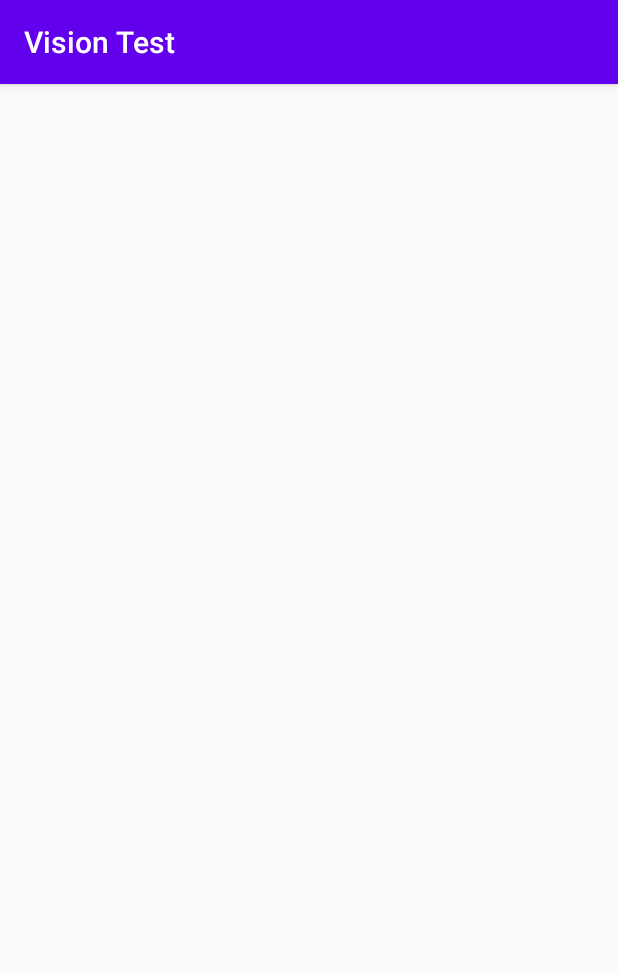
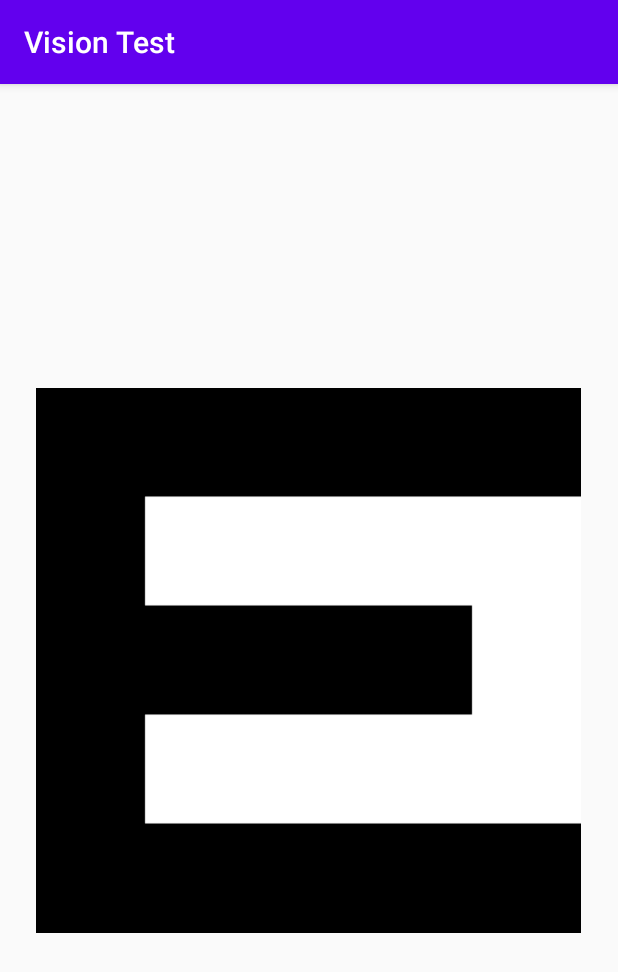
Before and after one commit to pbalint99/VisionTest, an Android app: the screen it shows after launch (VATestActivity), after a tap on "VISUAL ACUITY TEST", on a phone screen of 412 x 824 dp. Shown: the top 972 px of the screen. Run offline under Robolectric (Android 15) with nearby library versions, the phone set to English and light mode, and no system bars.

Commit message:
Visual Acuity Test development started, with width calibration .

```diff
--- a/app/src/main/AndroidManifest.xml
+++ b/app/src/main/AndroidManifest.xml
@@ -12,11 +12,11 @@
         <activity android:name=".activities.MainActivity">
             <intent-filter>
                 <action android:name="android.intent.action.MAIN" />
-
                 <category android:name="android.intent.category.LAUNCHER" />
             </intent-filter>
         </activity>
         <activity android:name=".activities.VATestActivity" />
+        <activity android:name=".activities.CalibrationActivity" />
     </application>
 
 </manifest>
--- a/app/src/main/java/hu/bme/mogi/android/visiontest/activities/MainActivity.kt
+++ b/app/src/main/java/hu/bme/mogi/android/visiontest/activities/MainActivity.kt
@@ -10,8 +10,15 @@ class MainActivity : AppCompatActivity() {
     override fun onCreate(savedInstanceState: Bundle?) {
         super.onCreate(savedInstanceState)
         setContentView(R.layout.activity_main)
+
+        //Gombok beállítása:
         va_start.setOnClickListener{
             val intent = Intent(this, VATestActivity::class.java)
+            startActivity(intent)
+        }
+
+        calibration_start.setOnClickListener{
+            val intent = Intent(this, CalibrationActivity::class.java)
             startActivity(intent)
         }
     }
--- a/app/src/main/java/hu/bme/mogi/android/visiontest/activities/VATestActivity.kt
+++ b/app/src/main/java/hu/bme/mogi/android/visiontest/activities/VATestActivity.kt
@@ -1,17 +1,30 @@
 package hu.bme.mogi.android.visiontest.activities
 
-import android.content.Intent
+import android.content.Context
 import android.os.Bundle
 import androidx.appcompat.app.AppCompatActivity
 import hu.bme.mogi.android.visiontest.R
-import kotlinx.android.synthetic.main.activity_main.*
+import kotlinx.android.synthetic.main.activity_vatest.*
+import kotlin.math.roundToInt
 
 class VATestActivity  : AppCompatActivity() {
     override fun onCreate(savedInstanceState: Bundle?) {
         super.onCreate(savedInstanceState)
         setContentView(R.layout.activity_vatest)
 
+        val sharedPref = getSharedPreferences("sp", Context.MODE_PRIVATE) ?: return
+        val width = sharedPref.getInt("width", 80)
+        val dpWidth = sharedPref.getFloat("dpWidth", 400f)
+
+        val mmSize = 72.7
+        val pixelSize : Float = (dpWidth*mmSize/width).toFloat()
+        ivSnellen.layoutParams.width = dpToPx(pixelSize,applicationContext);
+
+        //Toast.makeText(this,dpWidth.toString(),Toast.LENGTH_LONG).show()
     }
 
-
+    fun dpToPx(dp: Float, context: Context): Int {
+        val density = context.resources.displayMetrics.density
+        return (dp * density).roundToInt()
+    }
 }
--- a/app/src/main/res/layout/activity_vatest.xml
+++ b/app/src/main/res/layout/activity_vatest.xml
@@ -1,7 +1,21 @@
 <?xml version="1.0" encoding="utf-8"?>
 <androidx.constraintlayout.widget.ConstraintLayout
-    xmlns:android="http://schemas.android.com/apk/res/android" android:layout_width="match_parent"
+    xmlns:android="http://schemas.android.com/apk/res/android"
+    xmlns:app="http://schemas.android.com/apk/res-auto"
+    xmlns:tools="http://schemas.android.com/tools"
+    android:layout_width="match_parent"
     android:layout_height="match_parent">
 
 
+    <ImageView
+        android:id="@+id/ivSnellen"
+        android:layout_width="wrap_content"
+        android:layout_height="wrap_content"
+        android:src="@drawable/snellen"
+        app:layout_constraintBottom_toBottomOf="parent"
+        app:layout_constraintEnd_toEndOf="parent"
+        app:layout_constraintHorizontal_bias="0.498"
+        app:layout_constraintStart_toStartOf="parent"
+        app:layout_constraintTop_toTopOf="parent"
+        app:layout_constraintVertical_bias="0.499" />
 </androidx.constraintlayout.widget.ConstraintLayout>
--- a/app/src/main/res/values/strings.xml
+++ b/app/src/main/res/values/strings.xml
@@ -1,4 +1,5 @@
 <resources>
     <string name="app_name">Vision Test</string>
     <string name="visual_acuity_test">Visual Acuity Test</string>
+    <string name="width_of_screen">Width of screen in millimeters:</string>
 </resources>
```
Also changed, not shown: app/src/main/java/hu/bme/mogi/android/visiontest/activities/CalibrationActivity.kt (added, +49 -0 lines), app/src/main/res/layout/activity_calibration.xml (added, +30 -0 lines), app/src/main/res/layout/activity_main.xml (+10 -0 lines), app/src/main/res/drawable-v24/snellen.png (added).
